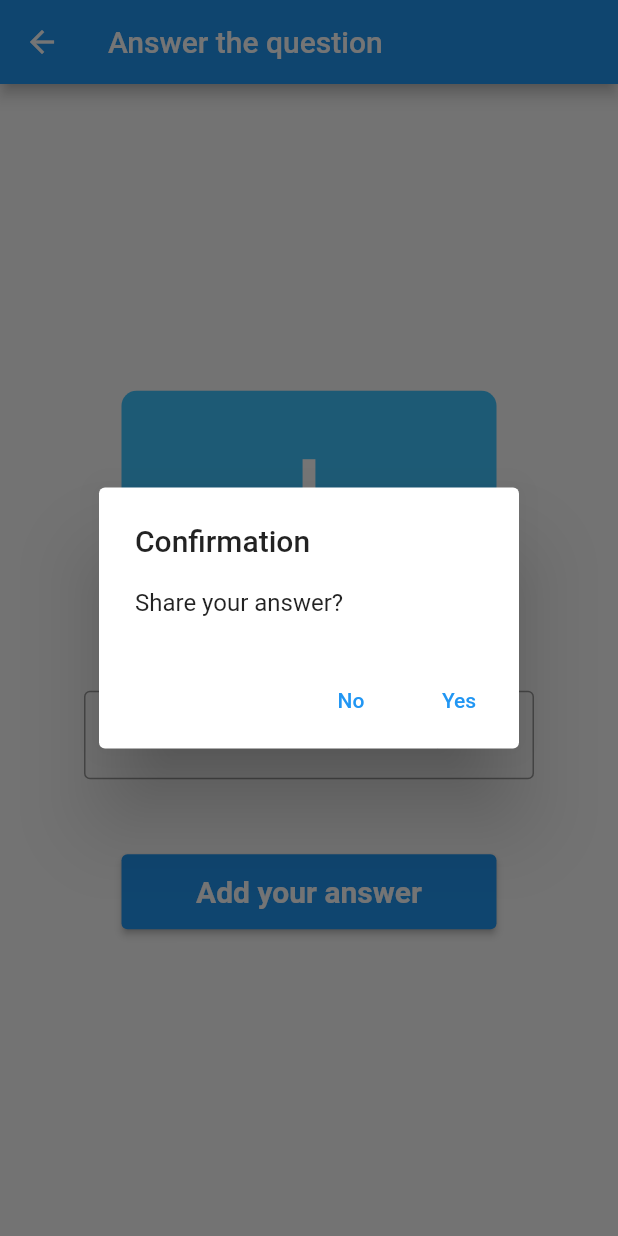
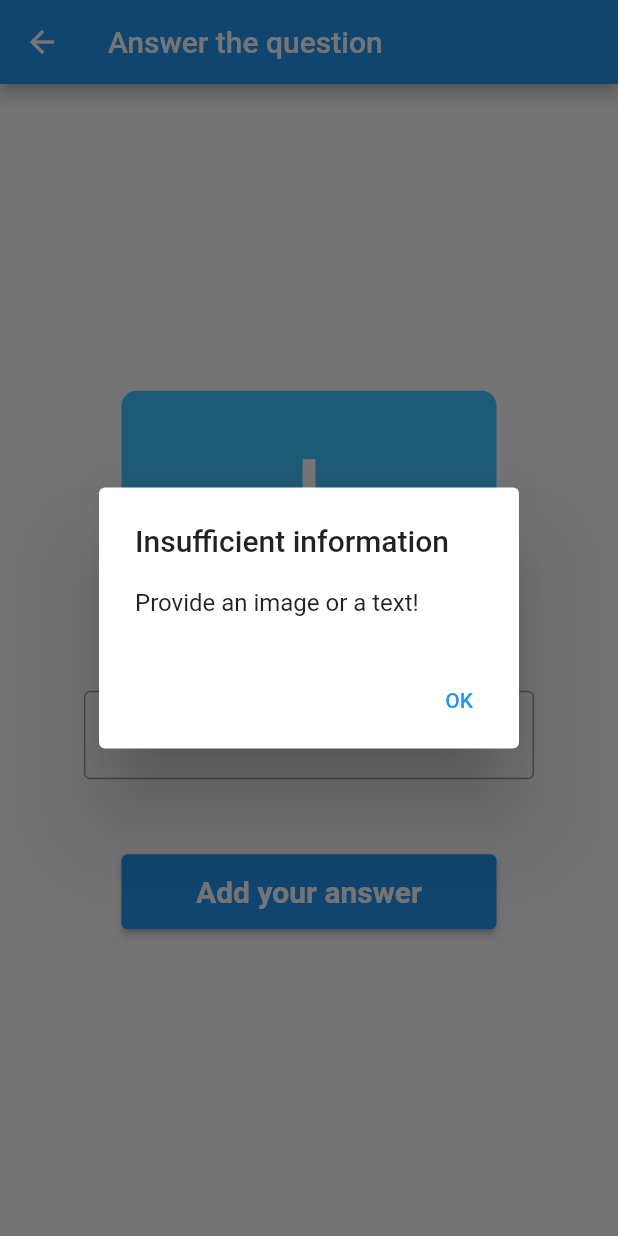
Before and after one commit to mtarikg/QuestionWorld, a Flutter app: the AnswerQuestion screen opened directly with empty values, after a tap on "Add your answer", on a phone screen of 412 x 824 dp. Run offline on Flutter 3.47's test engine with Material 2 defaults, Android fonts, the phone set to English and light mode, and no system bars; our stand-ins replace cloud_firestore, firebase_auth, firebase_storage, google_sign_in, image_picker, permission_handler; accounts and stored records are empty.

Commit message:
Latest version*

```diff
--- a/lib/Core/answerQuestion.dart
+++ b/lib/Core/answerQuestion.dart
@@ -110,6 +110,27 @@ class _AnswerQuestionState extends State<AnswerQuestion> {
     });
   }
 
+  void validateAnswer() {
+    if (descriptionController.text == null ||
+        file == null) {
+      Widget warningButton = TextButton(
+          onPressed: () {
+            Navigator.of(context).pop();
+          },
+          child: Text("OK"));
+
+      var alert = AlertDialog(
+        title: Text("Insufficient information"),
+        content: Text("Provide an image or a text!"),
+        actions: [warningButton],
+      );
+
+      showDialog(context: context, builder: (BuildContext context) => alert);
+    } else {
+      alertUser();
+    }
+  }
+
   void alertUser() {
     Widget yesButton = TextButton(
         onPressed: () async {
@@ -199,7 +220,7 @@ class _AnswerQuestionState extends State<AnswerQuestion> {
                 height: 50,
                 width: 250,
                 child: ElevatedButton(
-                    onPressed: alertUser,
+                    onPressed: validateAnswer,
                     child: Text(
                       "Add your answer",
                       style:
```
